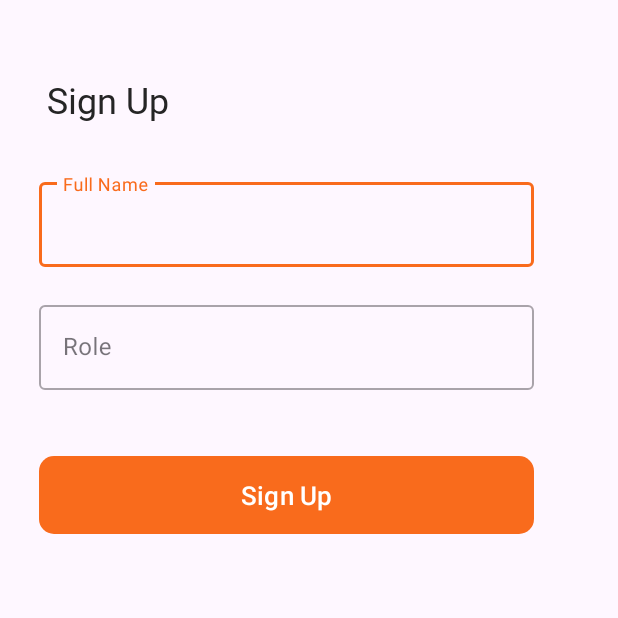
After one commit to hngx-org/Curation-AI, an Android app: the fragment EmailAuthScreen shown on its own in the app's theme, on a phone screen of 412 x 824 dp, the top half of it. The commit adds this screen. Run offline under Robolectric (Android 15) with nearby library versions, the phone set to English and light mode, and no system bars; 2 statements that could not run were skipped.

Commit message:
auth screens

```diff
--- a/app/build.gradle.kts
+++ b/app/build.gradle.kts
@@ -27,6 +27,9 @@ android {
             )
         }
     }
+    buildFeatures{
+        viewBinding = true
+    }
     compileOptions {
         sourceCompatibility = JavaVersion.VERSION_1_8
         targetCompatibility = JavaVersion.VERSION_1_8
--- /dev/null
+++ b/app/src/main/java/com/panther/contentai/EmailAuthScreen.kt
@@ -0,0 +1,30 @@
+package com.panther.contentai
+
+import android.os.Bundle
+import androidx.fragment.app.Fragment
+import android.view.LayoutInflater
+import android.view.View
+import android.view.ViewGroup
+import com.panther.contentai.databinding.FragmentEmailAuthScreenBinding
+
+
+class EmailAuthScreen : Fragment() {
+lateinit var emailBinding:FragmentEmailAuthScreenBinding
+
+    override fun onCreate(savedInstanceState: Bundle?) {
+        super.onCreate(savedInstanceState)
+        emailBinding = FragmentEmailAuthScreenBinding.inflate(layoutInflater)
+        val view = emailBinding.root
+
+    }
+
+    override fun onCreateView(
+        inflater: LayoutInflater, container: ViewGroup?,
+        savedInstanceState: Bundle?
+    ): View? {
+        // Inflate the layout for this fragment
+        return inflater.inflate(R.layout.fragment_email_auth_screen, container, false)
+    }
+
+
+    }
--- /dev/null
+++ b/app/src/main/res/drawable/curved_box.xml
@@ -0,0 +1,6 @@
+<?xml version="1.0" encoding="utf-8"?>
+<shape xmlns:android="http://schemas.android.com/apk/res/android">
+    <solid android:color="@color/white"/>
+    <corners android:topLeftRadius="30dp"
+        android:topRightRadius="30dp"/>
+</shape>
--- /dev/null
+++ b/app/src/main/res/layout/fragment_email_auth_screen.xml
@@ -0,0 +1,90 @@
+<?xml version="1.0" encoding="utf-8"?>
+<androidx.constraintlayout.widget.ConstraintLayout xmlns:android="http://schemas.android.com/apk/res/android"
+    xmlns:app="http://schemas.android.com/apk/res-auto"
+    xmlns:tools="http://schemas.android.com/tools"
+    android:layout_width="match_parent"
+    android:layout_height="match_parent"
+    tools:context=".EmailAuthScreen">
+
+    <LinearLayout
+        android:id="@+id/linearLayout"
+        android:layout_width="match_parent"
+        android:layout_height="wrap_content"
+        android:layout_marginStart="10dp"
+        android:layout_marginTop="100dp"
+        android:layout_marginEnd="10dp"
+        android:orientation="vertical"
+        android:padding="16dp"
+        app:layout_constraintEnd_toEndOf="parent"
+        app:layout_constraintStart_toStartOf="parent"
+        app:layout_constraintTop_toTopOf="parent">
+
+
+        <com.google.android.material.textfield.TextInputLayout
+            android:id="@+id/dateLayout"
+            style="@style/Widget.MaterialComponents.TextInputLayout.OutlinedBox"
+            android:layout_width="match_parent"
+            android:layout_height="wrap_content"
+            android:hint="Full Name"
+            android:paddingBottom="20dp"
+            tools:layout_editor_absoluteX="0dp"
+            tools:layout_editor_absoluteY="236dp">
+
+            <com.google.android.material.textfield.TextInputEditText
+                android:id="@+id/editTextName"
+                android:layout_width="330dp"
+                android:layout_height="wrap_content"
+                android:inputType="text"
+                android:maxLines="1" />
+        </com.google.android.material.textfield.TextInputLayout>
+
+        <com.google.android.material.textfield.TextInputLayout
+            android:id="@+id/timeLayout"
+            style="@style/Widget.MaterialComponents.TextInputLayout.OutlinedBox"
+            android:layout_width="match_parent"
+            android:layout_height="wrap_content"
+            android:hint="Role"
+            android:paddingBottom="20dp"
+            tools:layout_editor_absoluteX="0dp"
+            tools:layout_editor_absoluteY="143dp">
+
+            <com.google.android.material.textfield.TextInputEditText
+                android:id="@+id/editTextRole"
+                android:layout_width="330dp"
+                android:layout_height="wrap_content"
+                android:inputType="text"
+                android:maxLines="1" />
+
+        </com.google.android.material.textfield.TextInputLayout>
+
+
+    </LinearLayout>
+
+    <Button
+        android:id="@+id/button2"
+        android:layout_width="330dp"
+        android:layout_height="60dp"
+        android:layout_marginStart="26dp"
+        android:layout_marginTop="4dp"
+        android:layout_weight="1"
+        android:text="@string/sign_up"
+        android:textSize="17dp"
+        app:cornerRadius="10dp"
+        app:layout_constraintStart_toStartOf="parent"
+        app:layout_constraintTop_toBottomOf="@+id/linearLayout" />
+
+    <TextView
+        android:id="@+id/textView5"
+        android:layout_width="wrap_content"
+        android:layout_height="wrap_content"
+        android:layout_marginStart="31dp"
+        android:layout_marginTop="50dp"
+        android:fontFamily="@font/inter_semibold"
+        android:text="@string/sign_up"
+        android:textColor="#252525"
+        android:textSize="24dp"
+        app:layout_constraintStart_toStartOf="parent"
+        app:layout_constraintTop_toTopOf="parent" />
+
+
+</androidx.constraintlayout.widget.ConstraintLayout>
--- a/app/src/main/res/values/strings.xml
+++ b/app/src/main/res/values/strings.xml
@@ -1,8 +1,11 @@
 <resources>
     <string name="app_name">Content AI</string>
-    <string name= "onboard_text">Discover personalized<br>
+    <string name="onboard_text">Discover personalized<br>
                                 content with our AI</br></string>
     <string name="hello_blank_fragment">Hello blank fragment</string>
     <string name="get_started">Get Started</string>
     <string name="content_ai">Content AI</string>
+    <string name="email_signup">Sign up with Email</string>
+    <string name="continue_with_google">Continue with Google</string>
+    <string name="sign_up">Sign Up</string>
 </resources>
```
Also changed, not shown: app/src/main/java/com/panther/contentai/SigninScreen.kt (added, +25 -0 lines), app/src/main/res/drawable/google_icon_xml.xml (added, +13 -0 lines), app/src/main/res/drawable/outlined_button.xml (added, +8 -0 lines), app/src/main/res/layout/fragment_signin_screen.xml (added, +88 -0 lines).
